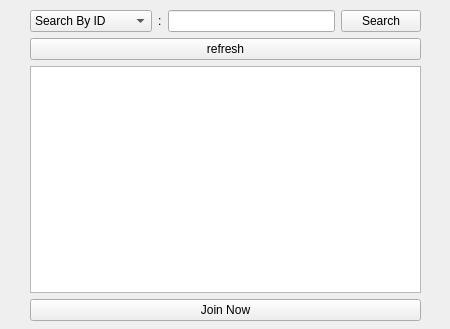
Before: the Qt Designer form student/UI/lobbystudent.ui in FFEVER/PyClassroom, drawn with Qt 5.
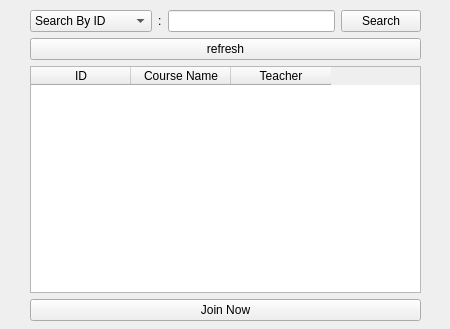
After: the same form once the commit is applied.

Commit message: Student lobby table

What changed in the file:
```diff
--- a/student/UI/lobbystudent.ui
+++ b/student/UI/lobbystudent.ui
@@ -13,7 +13,7 @@
   <property name="windowTitle">
    <string>Form</string>
   </property>
-  <widget class="QWidget" name="">
+  <widget class="QWidget" name="layoutWidget">
    <property name="geometry">
     <rect>
      <x>30</x>
@@ -65,11 +65,30 @@
       </property>
      </widget>
     </item>
-    <item>
-     <widget class="QListView" name="listView"/>
-    </item>
     <item>
      <layout class="QVBoxLayout" name="verticalLayout">
+      <item>
+       <widget class="QTableWidget" name="table">
+        <property name="columnCount">
+         <number>3</number>
+        </property>
+        <column>
+         <property name="text">
+          <string>ID</string>
+         </property>
+        </column>
+        <column>
+         <property name="text">
+          <string>Course Name</string>
+         </property>
+        </column>
+        <column>
+         <property name="text">
+          <string>Teacher</string>
+         </property>
+        </column>
+       </widget>
+      </item>
       <item>
        <widget class="QPushButton" name="joinButton">
         <property name="text">
```
Left out of the diff: 2 changed lines with no effect on the pictures. The commit also changes 13 other files.
